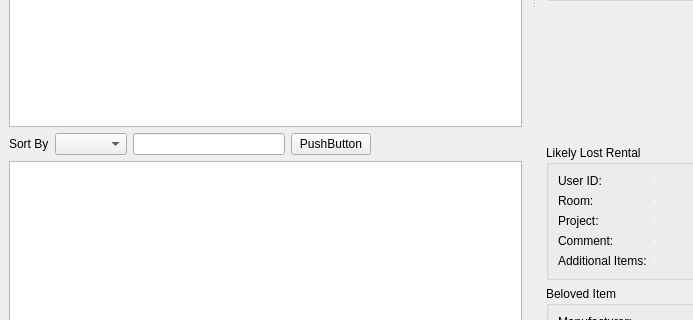
This is MinimumSecurityRentalSystem/mainwindow.ui in clockdiv/Minimum-Security-Rental-System as Qt 5 draws it before an edit; both pictures show x 0 to 693 and y 467 to 787 of the 929 by 917 pixel window. The edited form follows.
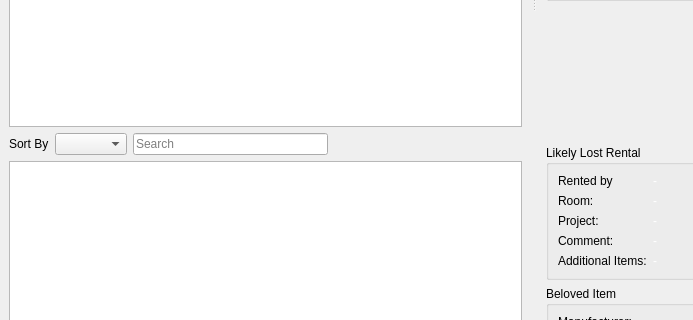
This is the edited form.

The edit to the form file:
```diff
--- a/MinimumSecurityRentalSystem/mainwindow.ui
+++ b/MinimumSecurityRentalSystem/mainwindow.ui
@@ -87,12 +87,9 @@
        <widget class="QComboBox" name="comboBox_inventorySort"/>
       </item>
       <item>
-       <widget class="QLineEdit" name="lineEdit_searchItem"/>
-      </item>
-      <item>
-       <widget class="QPushButton" name="pushButton">
-        <property name="text">
-         <string>PushButton</string>
+       <widget class="QLineEdit" name="lineEdit_searchItem">
+        <property name="placeholderText">
+         <string>Search</string>
         </property>
        </widget>
       </item>
@@ -437,7 +434,7 @@
         <item row="0" column="0">
          <widget class="QLabel" name="label_8">
           <property name="text">
-           <string>User ID:</string>
+           <string>Rented by</string>
           </property>
          </widget>
         </item>
```
